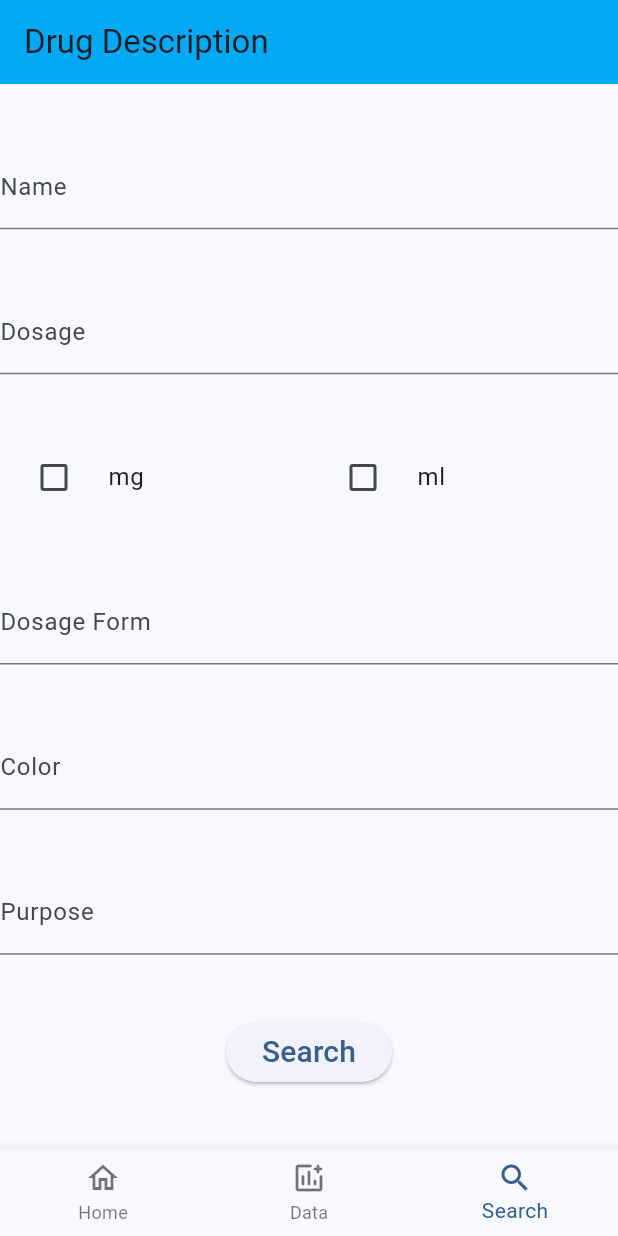
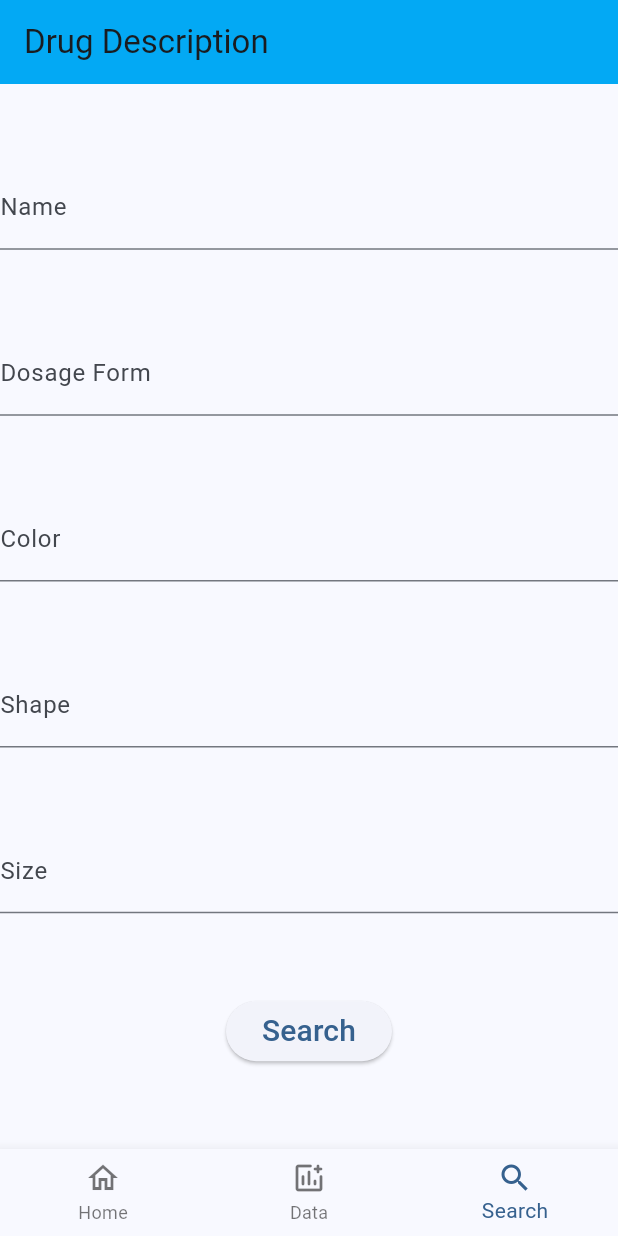
Before and after one commit to AdenaGH/PhotoPillApp, a Flutter app: the screen it shows after launch, item 3 of the bottom bar chosen, on a phone screen of 412 x 824 dp. Run offline on Flutter 3.47's test engine with Material 2 defaults, Android fonts, the phone set to English and light mode, and no system bars; our stand-ins replace shared_preferences.

Commit message:
changing drug description fields

```diff
--- a/photo_pill/lib/inputDrugDescription.dart
+++ b/photo_pill/lib/inputDrugDescription.dart
@@ -37,6 +37,7 @@ class _InputDrugDescriptionState extends State<InputDrugDescription> {
             ),
             // want to add checkbox here for mg or ml
             // need to find a way to concorprate dosage into Drug field
+            /*
             const TextField(
               decoration: InputDecoration(
                 labelText: "Dosage",
@@ -71,11 +72,13 @@ class _InputDrugDescriptionState extends State<InputDrugDescription> {
                 )
               ],
             ),
+            */
             const TextField(
               // currently open ended, could make this drop down in the future
               decoration: InputDecoration(
                 labelText: "Dosage Form",
-                hintText: "Ex: Tablet, Capsule, Powder, Oral, Injection, etc",
+                hintText:
+                    "Ex: Tablet(Tab), Capsule(Cap), Powder, Oral, Injection, etc",
               ),
             ),
             const TextField(
@@ -85,9 +88,20 @@ class _InputDrugDescriptionState extends State<InputDrugDescription> {
             ),
             const TextField(
               decoration: InputDecoration(
+                labelText: "Shape",
+              ),
+            ),
+            const TextField(
+              decoration: InputDecoration(
+                labelText: "Size",
+              ),
+            ),
+            /*
+            const TextField(
+              decoration: InputDecoration(
                 labelText: "Purpose",
               ),
-            ),
+            ),*/
             ElevatedButton(
               onPressed: () {
                 final medicationProvider =
```
